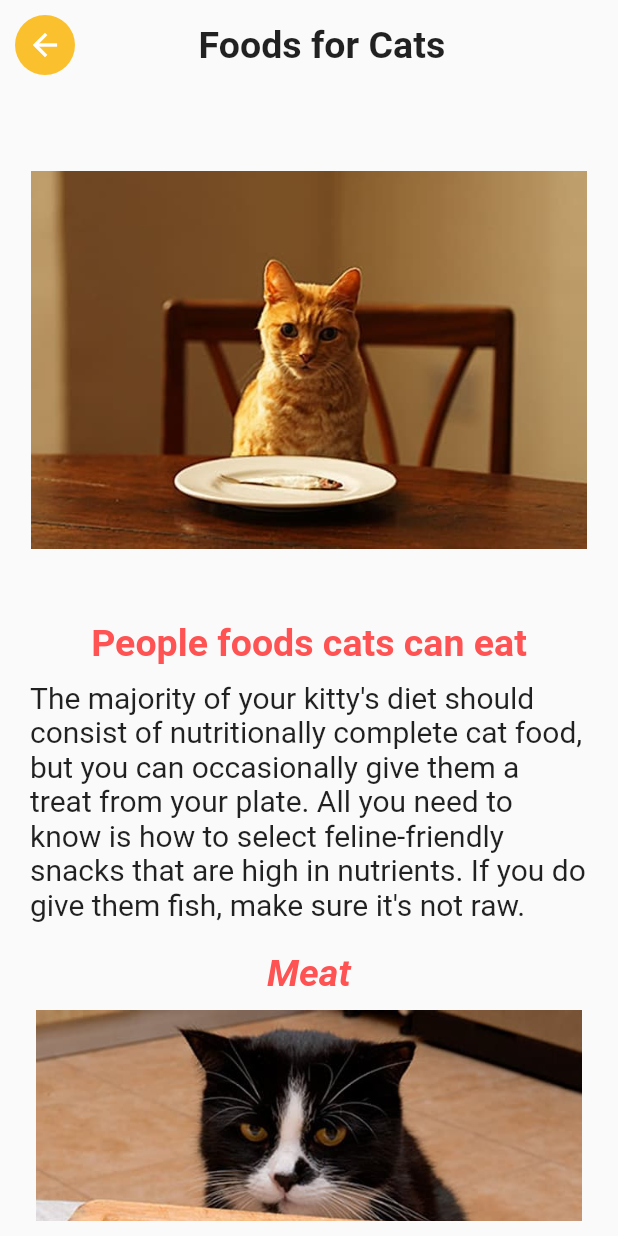
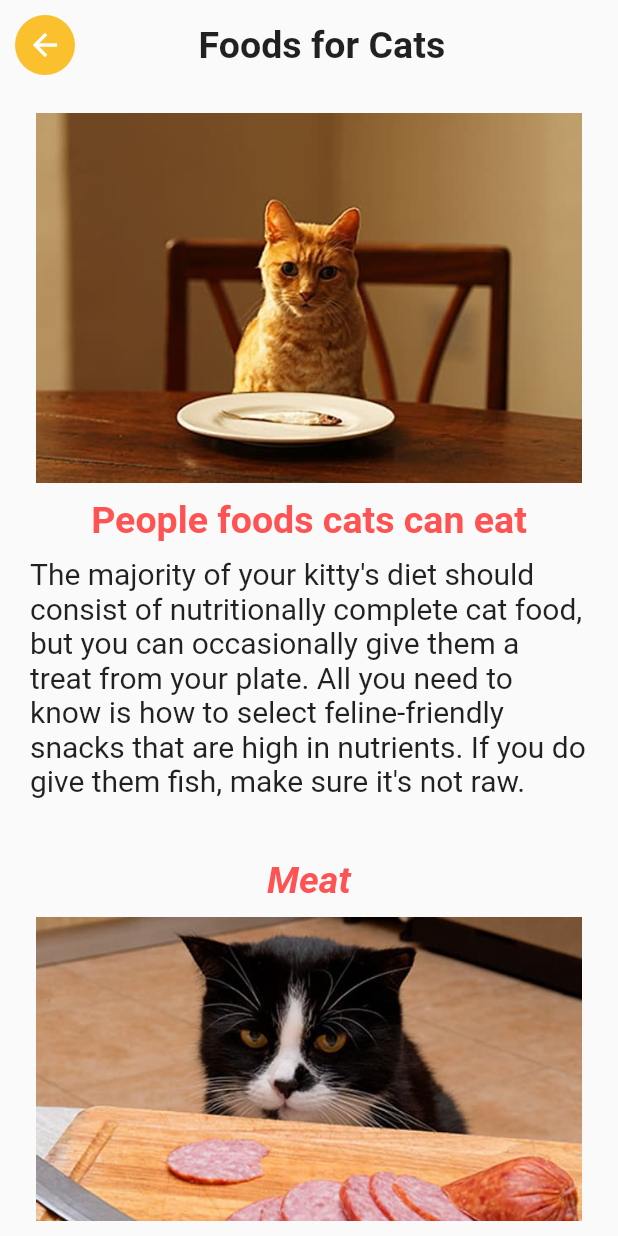
Before and after one commit to iansstuff15/catpedia, a Flutter app: the Food screen opened by its route, on a phone screen of 412 x 824 dp. Run offline on Flutter 3.47's test engine with Material 2 defaults, Android fonts, the phone set to English and light mode, and no system bars; our stand-ins replace skeletons; missing offline and left inert: dart:ffi.

Commit message:
edited care_food

```diff
--- a/lib/screens/care_food.dart
+++ b/lib/screens/care_food.dart
@@ -22,7 +22,6 @@ class Food extends StatelessWidget {
     "Cats do not all like vegetables, and even fewer like fruits (because felines cannot taste sweet flavors). However, they are high in vitamins and fiber, as well as water, which aids digestion. Steamed broccoli or asparagus, fresh cucumber or cantaloupe But you might have a better chance slipping them a veggie burger — seriously — just make sure the patty doesn't contain onions or garlic.",
     "Cheese is a high-protein snack that is safe for your cat in moderation. However, cheese contains less 'complete' protein than meat, fish, and eggs. Also, many cats' stomachs are sensitive to dairy, so go easy on the cheesy treats and skip the milk saucer.",
   ];
-
 
   @override
   Widget build(BuildContext context) {
@@ -66,7 +65,7 @@ class Food extends StatelessWidget {
                       Image.asset(
                         'assets/food_cat.jpg',
                         width: width_ * .900,
-                        height: height_ * .400,
+                        height: height_ * .300,
                       ),
                       SizedBox(
                         height: 10,
@@ -88,6 +87,7 @@ class Food extends StatelessWidget {
                           fontSize: 20,
                         ),
                       ),
+                      SizedBox(height: 20,),
                       text(context, title[0], par[0], 'assets/food_meat.jpg',
                           .900, .300),
                       text(context, title[1], par[1], 'assets/food_grains.jpg',
```
Lines whose indentation alone changed are shown as unchanged.
